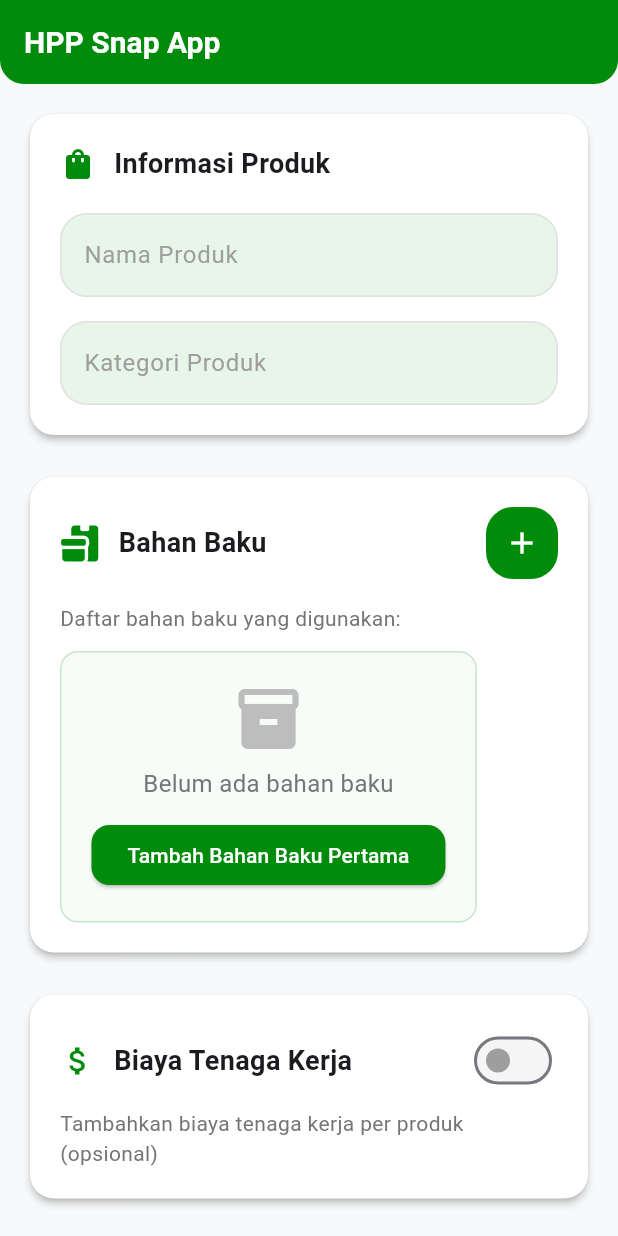
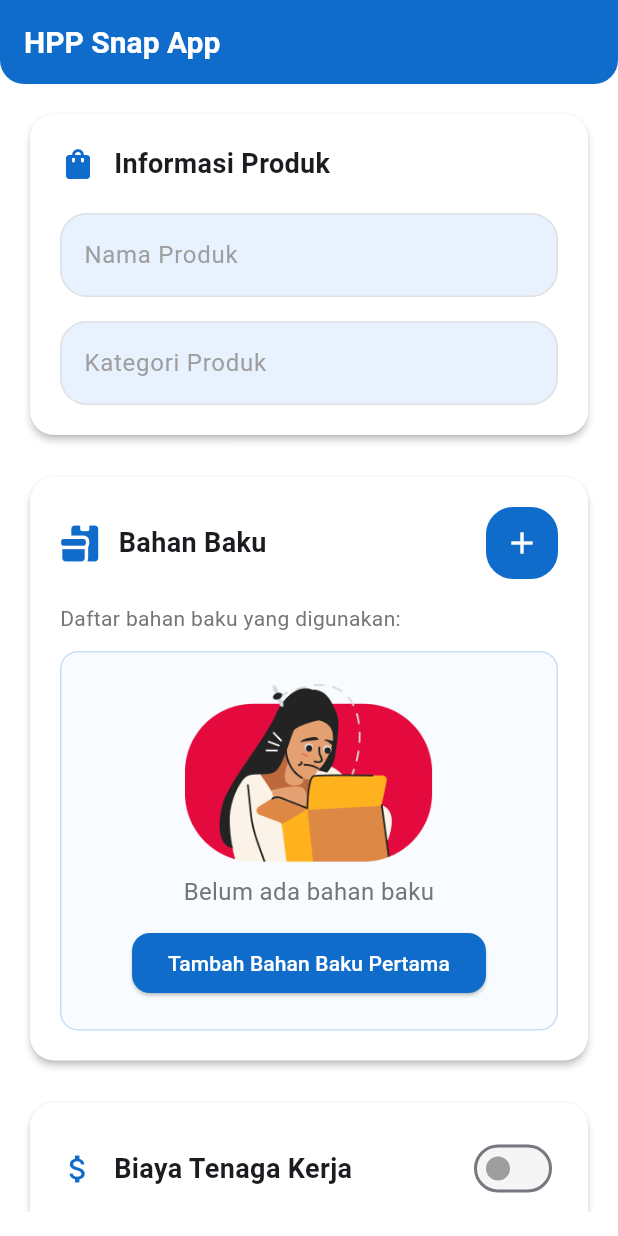
Before and after one commit to ardhikaxx/hpp-snap-app, a Flutter app: the screen it shows after launch, on a phone screen of 412 x 824 dp. Run offline on Flutter 3.47's test engine with Material 3 defaults, Android fonts, the phone set to English and light mode, and no system bars; our stand-ins replace font_awesome_flutter.

Commit message:
fix(home) perbaikan pada homepage bagian jika tidak ada bahan baku + biaya tetap

```diff
--- a/lib/page/home_screens.dart
+++ b/lib/page/home_screens.dart
@@ -79,9 +79,10 @@ class _HomeScreenState extends State<HomeScreen> {
   BiayaTenagaKerja? biayaTenagaKerja;
   bool showBiayaTenagaKerja = false;
 
-  final Color primaryColor = const Color(0xFF008B0B);
-  final Color primaryLight = const Color(0xFFE8F5E9);
-  final Color backgroundColor = const Color(0xFFF8F9FA);
+  final Color primaryColor = const Color(0xFF0F6CCB);
+  final Color primaryColorLight = const Color(0xFF0F84D4);
+  final Color primaryLight = const Color(0xFFE8F2FF);
+  final Color backgroundColor = const Color(0xFFFFFFFF);
 
   @override
   Widget build(BuildContext context) {
@@ -233,6 +234,7 @@ class _HomeScreenState extends State<HomeScreen> {
             }),
             if (listBahan.isEmpty)
               Container(
+                width: double.infinity,
                 padding: const EdgeInsets.all(20),
                 decoration: BoxDecoration(
                   color: primaryLight.withOpacity(0.3),
@@ -241,11 +243,24 @@ class _HomeScreenState extends State<HomeScreen> {
                 ),
                 child: Column(
                   children: [
-                    Icon(Icons.inventory_2, size: 48, color: Colors.grey[400]),
+                    Image.asset(
+                      'assets/img/bahan.png',
+                      width: 220,
+                      height: 120,
+                      fit: BoxFit.contain,
+                      errorBuilder: (context, error, stackTrace) {
+                        return Icon(
+                          FontAwesomeIcons.boxOpen,
+                          size: 48,
+                          color: Colors.grey[400],
+                        );
+                      },
+                    ),
                     const SizedBox(height: 8),
                     Text(
                       'Belum ada bahan baku',
                       style: TextStyle(color: Colors.grey[600], fontSize: 16),
+                      textAlign: TextAlign.center,
                     ),
                     const SizedBox(height: 12),
                     ElevatedButton(
@@ -324,7 +339,7 @@ class _HomeScreenState extends State<HomeScreen> {
               value: 'edit',
               child: Row(
                 children: [
-                  Icon(Icons.edit, size: 20, color: Colors.blue,),
+                  Icon(Icons.edit, size: 20, color: Colors.blue),
                   SizedBox(width: 8),
                   Text('Edit'),
                 ],
@@ -386,7 +401,10 @@ class _HomeScreenState extends State<HomeScreen> {
         backgroundColor: Colors.white,
         title: Row(
           children: [
-            Icon(isEdit ? Icons.edit : Icons.post_add_rounded, color: primaryColor),
+            Icon(
+              isEdit ? Icons.edit : Icons.post_add_rounded,
+              color: primaryColor,
+            ),
             const SizedBox(width: 8),
             Text(isEdit ? 'Edit Bahan Baku' : 'Tambah Bahan Baku'),
           ],
@@ -574,7 +592,7 @@ class _HomeScreenState extends State<HomeScreen> {
         actions: [
           TextButton(
             onPressed: () => Navigator.pop(context),
-            child: Text('Batal', style: TextStyle(color: primaryColor),),
+            child: Text('Batal', style: TextStyle(color: primaryColor)),
           ),
           ElevatedButton(
             onPressed: () {
@@ -846,6 +864,7 @@ class _HomeScreenState extends State<HomeScreen> {
             }).toList(),
             if (listBiayaTetap.isEmpty)
               Container(
+                width: double.infinity,
                 padding: const EdgeInsets.all(20),
                 decoration: BoxDecoration(
                   color: primaryLight.withOpacity(0.3),
@@ -854,7 +873,19 @@ class _HomeScreenState extends State<HomeScreen> {
                 ),
                 child: Column(
                   children: [
-                    Icon(Icons.attach_money, size: 48, color: Colors.grey[400]),
+                    Image.asset(
+                      'assets/img/biaya.png',
+                      width: 220,
+                      height: 120,
+                      fit: BoxFit.contain,
+                      errorBuilder: (context, error, stackTrace) {
+                        return Icon(
+                          Icons.attach_money,
+                          size: 48,
+                          color: Colors.grey[400],
+                        );
+                      },
+                    ),
                     const SizedBox(height: 8),
                     Text(
                       'Belum ada biaya tetap',
@@ -966,11 +997,7 @@ class _HomeScreenState extends State<HomeScreen> {
     bool isEdit = index != null;
     BiayaTetap biayaEdit = isEdit
         ? BiayaTetap.copy(listBiayaTetap[index])
-        : BiayaTetap(
-            nama: '',
-            totalBiaya: 0,
-            alokasiPerProduk: 0,
-          );
+        : BiayaTetap(nama: '', totalBiaya: 0, alokasiPerProduk: 0);
 
     TextEditingController namaController = TextEditingController(
       text: biayaEdit.nama,
@@ -1040,7 +1067,9 @@ class _HomeScreenState extends State<HomeScreen> {
                     keyboardType: TextInputType.number,
                     onChanged: (value) {
                       setDialogState(() {
-                        saranAlokasi = _hitungSaranAlokasi(double.tryParse(value) ?? 0);
+                        saranAlokasi = _hitungSaranAlokasi(
+                          double.tryParse(value) ?? 0,
+                        );
                       });
                     },
                   ),
@@ -1188,7 +1217,6 @@ class _HomeScreenState extends State<HomeScreen> {
     );
   }
 
-
   void _hapusBahan(int index) {
     setState(() {
       listBahan.removeAt(index);
@@ -1252,7 +1280,8 @@ class _HomeScreenState extends State<HomeScreen> {
 
       double totalBiayaTenagaKerja = biayaTenagaKerja?.biayaPerProduk ?? 0;
 
-      double hpp = totalBiayaBahan + totalAlokasiBiayaTetap + totalBiayaTenagaKerja;
+      double hpp =
+          totalBiayaBahan + totalAlokasiBiayaTetap + totalBiayaTenagaKerja;
 
       Navigator.push(
         context,
--- a/pubspec.yaml
+++ b/pubspec.yaml
@@ -58,10 +58,8 @@ flutter:
   # the material Icons class.
   uses-material-design: true
 
-  # To add assets to your application, add an assets section, like this:
-  # assets:
-  #   - images/a_dot_burr.jpeg
-  #   - images/a_dot_ham.jpeg
+  assets:
+    - assets/img/
 
   # An image asset can refer to one or more resolution-specific "variants", see
   # https://flutter.dev/to/resolution-aware-images
```
Also changed, not shown: assets/ilustrasi/ilustrations.png (added), assets/img/bahan.png (added), assets/img/biaya.png (added).
